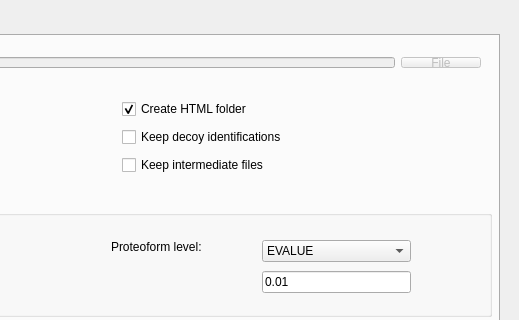
Above: src/gui/topmg/topmgwindow.ui from toppic-suite/toppic-suite before the change; both pictures show x 401 to 920 and y 0 to 320 of the 920 by 700 pixel window. Below: the same form after it.
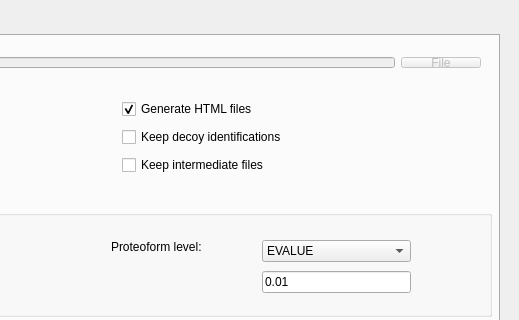
That is the form after the change. The open tabs and pages were chosen to show the change. Icons and pictures are not drawn.

Commit message: Updated the gui and help message of topmerge and topmg.

```diff
--- a/src/gui/topmg/topmgwindow.ui
+++ b/src/gui/topmg/topmgwindow.ui
@@ -584,7 +584,7 @@
        <item>
         <widget class="QCheckBox" name="geneHTMLCheckBox">
          <property name="text">
-          <string>Create HTML folder</string>
+          <string>Generate HTML files</string>
          </property>
          <property name="checked">
           <bool>true</bool>
```
The commit also changes 3 other files.
